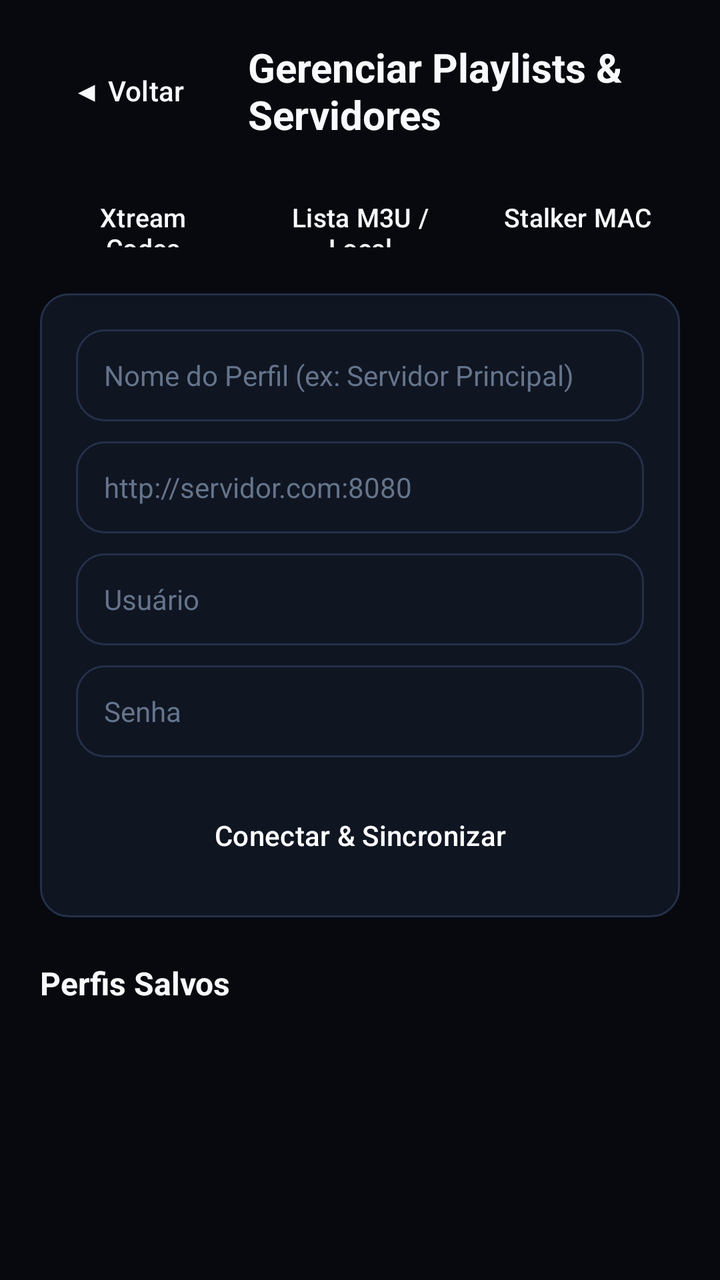
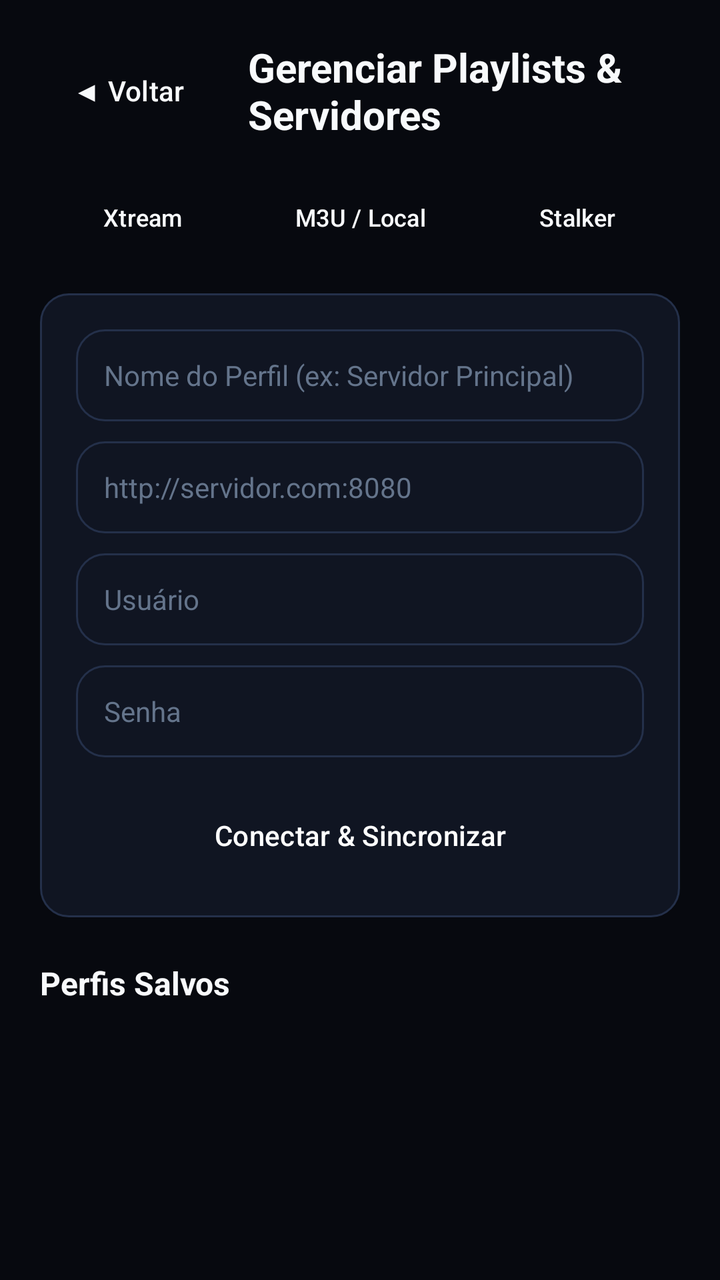

Before-and-after screenshots of an Android layout around one commit, followed by the original layout XML and the change that was made.
<!-- AndroidManifest.xml: application theme Theme.NovaTV -->
<!-- res/layout/activity_playlists.xml -->
<?xml version="1.0" encoding="utf-8"?>
<ScrollView xmlns:android="http://schemas.android.com/apk/res/android"
    android:layout_width="match_parent"
    android:layout_height="match_parent"
    android:background="@color/bg_cinema"
    android:padding="20dp">

    <LinearLayout
        android:layout_width="match_parent"
        android:layout_height="wrap_content"
        android:orientation="vertical">

        
        <LinearLayout
            android:layout_width="match_parent"
            android:layout_height="wrap_content"
            android:gravity="center_vertical"
            android:orientation="horizontal"
            android:paddingBottom="16dp">

            <Button
                android:id="@+id/btn_back"
                style="@style/Widget.Material3.Button.TextButton"
                android:layout_width="wrap_content"
                android:layout_height="40dp"
                android:background="@drawable/selector_cinema_button"
                android:focusable="true"
                android:paddingHorizontal="14dp"
                android:text="◀ Voltar"
                android:textColor="@color/text_primary" />

            <TextView
                android:layout_width="0dp"
                android:layout_height="wrap_content"
                android:layout_marginStart="16dp"
                android:layout_weight="1"
                android:text="Gerenciar Playlists &amp; Servidores"
                android:textColor="@color/text_primary"
                android:textSize="20sp"
                android:textStyle="bold" />
        </LinearLayout>

        
        <LinearLayout
            android:layout_width="match_parent"
            android:layout_height="wrap_content"
            android:layout_marginBottom="16dp"
            android:orientation="horizontal">

            <Button
                android:id="@+id/tab_xtream"
                style="@style/Widget.Material3.Button.TextButton"
                android:layout_width="0dp"
                android:layout_height="44dp"
                android:layout_marginEnd="6dp"
                android:layout_weight="1"
                android:background="@drawable/selector_cinema_button"
                android:focusable="true"
                android:text="Xtream Codes"
                android:textColor="@color/text_primary"
                android:textSize="13sp" />

            <Button
                android:id="@+id/tab_m3u"
                style="@style/Widget.Material3.Button.TextButton"
                android:layout_width="0dp"
                android:layout_height="44dp"
                android:layout_marginEnd="6dp"
                android:layout_weight="1"
                android:background="@drawable/selector_cinema_button"
                android:focusable="true"
                android:text="Lista M3U / Local"
                android:textColor="@color/text_primary"
                android:textSize="13sp" />

            <Button
                android:id="@+id/tab_stalker"
                style="@style/Widget.Material3.Button.TextButton"
                android:layout_width="0dp"
                android:layout_height="44dp"
                android:layout_weight="1"
                android:background="@drawable/selector_cinema_button"
                android:focusable="true"
                android:text="Stalker MAC"
                android:textColor="@color/text_primary"
                android:textSize="13sp" />
        </LinearLayout>

        
        <LinearLayout
            android:layout_width="match_parent"
            android:layout_height="wrap_content"
            android:background="@drawable/selector_cinema_card"
            android:orientation="vertical"
            android:padding="18dp">

            <EditText
                android:id="@+id/et_profile_name"
                android:layout_width="match_parent"
                android:layout_height="46dp"
                android:layout_marginBottom="10dp"
                android:background="@drawable/selector_cinema_card"
                android:focusable="true"
                android:hint="Nome do Perfil (ex: Servidor Principal)"
                android:inputType="text"
                android:maxLines="1"
                android:paddingHorizontal="14dp"
                android:textColor="@color/text_primary"
                android:textColorHint="@color/text_muted"
                android:textSize="14sp" />

            <EditText
                android:id="@+id/et_server_url"
                android:layout_width="match_parent"
                android:layout_height="46dp"
                android:layout_marginBottom="10dp"
                android:background="@drawable/selector_cinema_card"
                android:focusable="true"
                android:hint="http://servidor.com:8080"
                android:inputType="textUri"
                android:maxLines="2"
                android:paddingHorizontal="14dp"
                android:textColor="@color/text_primary"
                android:textColorHint="@color/text_muted"
                android:textSize="14sp" />

            
            <LinearLayout
                android:id="@+id/group_xtream_fields"
                android:layout_width="match_parent"
                android:layout_height="wrap_content"
                android:orientation="vertical">

                <EditText
                    android:id="@+id/et_username"
                    android:layout_width="match_parent"
                    android:layout_height="46dp"
                    android:layout_marginBottom="10dp"
                    android:background="@drawable/selector_cinema_card"
                    android:focusable="true"
                    android:hint="Usuário"
                    android:inputType="text"
                    android:maxLines="1"
                    android:paddingHorizontal="14dp"
                    android:textColor="@color/text_primary"
                    android:textColorHint="@color/text_muted"
                    android:textSize="14sp" />

                <EditText
                    android:id="@+id/et_password"
                    android:layout_width="match_parent"
                    android:layout_height="46dp"
                    android:layout_marginBottom="10dp"
                    android:background="@drawable/selector_cinema_card"
                    android:focusable="true"
                    android:hint="Senha"
                    android:inputType="textPassword"
                    android:maxLines="1"
                    android:paddingHorizontal="14dp"
                    android:textColor="@color/text_primary"
                    android:textColorHint="@color/text_muted"
                    android:textSize="14sp" />
            </LinearLayout>

            
            <EditText
                android:id="@+id/et_epg_url"
                android:layout_width="match_parent"
                android:layout_height="46dp"
                android:layout_marginBottom="10dp"
                android:background="@drawable/selector_cinema_card"
                android:focusable="true"
                android:hint="URL do EPG XMLTV (opcional)"
                android:inputType="textUri"
                android:maxLines="1"
                android:paddingHorizontal="14dp"
                android:textColor="@color/text_primary"
                android:textColorHint="@color/text_muted"
                android:textSize="14sp"
                android:visibility="gone" />

            
            <EditText
                android:id="@+id/et_mac_address"
                android:layout_width="match_parent"
                android:layout_height="46dp"
                android:layout_marginBottom="10dp"
                android:background="@drawable/selector_cinema_card"
                android:focusable="true"
                android:hint="MAC Address (ex: 00:1A:79:XX:XX:XX)"
                android:inputType="text"
                android:maxLines="1"
                android:paddingHorizontal="14dp"
                android:textColor="@color/text_primary"
                android:textColorHint="@color/text_muted"
                android:textSize="14sp"
                android:visibility="gone" />

            <LinearLayout
                android:layout_width="match_parent"
                android:layout_height="wrap_content"
                android:layout_marginTop="6dp"
                android:orientation="horizontal">

                <Button
                    android:id="@+id/btn_connect_save"
                    style="@style/Widget.Material3.Button.TextButton"
                    android:layout_width="0dp"
                    android:layout_height="46dp"
                    android:layout_weight="1"
                    android:background="@drawable/selector_cinema_button"
                    android:focusable="true"
                    android:text="Conectar &amp; Sincronizar"
                    android:textColor="#FFFFFF"
                    android:textSize="14sp" />

                <Button
                    android:id="@+id/btn_pick_local_m3u"
                    style="@style/Widget.Material3.Button.TextButton"
                    android:layout_width="wrap_content"
                    android:layout_height="46dp"
                    android:layout_marginStart="8dp"
                    android:background="@drawable/selector_cinema_button"
                    android:focusable="true"
                    android:paddingHorizontal="16dp"
                    android:text="Arquivo .m3u"
                    android:textColor="@color/accent_cyan"
                    android:textSize="13sp"
                    android:visibility="gone" />
            </LinearLayout>

            <LinearLayout
                android:id="@+id/sync_status_box"
                android:layout_width="match_parent"
                android:layout_height="wrap_content"
                android:layout_marginTop="12dp"
                android:gravity="center_vertical"
                android:orientation="horizontal"
                android:visibility="gone">

                <ProgressBar
                    android:layout_width="20dp"
                    android:layout_height="20dp"
                    android:indeterminateTint="@color/accent_cyan" />

                <TextView
                    android:id="@+id/tv_sync_status"
                    android:layout_width="wrap_content"
                    android:layout_height="wrap_content"
                    android:layout_marginStart="10dp"
                    android:text="Sincronizando catálogo..."
                    android:textColor="@color/accent_cyan"
                    android:textSize="13sp" />
            </LinearLayout>
        </LinearLayout>

        
        <TextView
            android:layout_width="match_parent"
            android:layout_height="wrap_content"
            android:layout_marginTop="22dp"
            android:layout_marginBottom="10dp"
            android:text="Perfis Salvos"
            android:textColor="@color/text_primary"
            android:textSize="16sp"
            android:textStyle="bold" />

        <androidx.recyclerview.widget.RecyclerView
            android:id="@+id/rv_profiles"
            android:layout_width="match_parent"
            android:layout_height="wrap_content"
            android:nestedScrollingEnabled="false" />

    </LinearLayout>
</ScrollView>
<!-- resources referenced by this layout -->
<resources>
  <color name="accent_cyan">#38BDF8</color>
  <color name="bg_cinema">#07090F</color>
  <color name="text_muted">#64748B</color>
  <color name="text_primary">#F8FAFC</color>
  <!-- drawable selector_cinema_button (drawable) -->
  <?xml version="1.0" encoding="utf-8"?>
  <selector xmlns:android="http://schemas.android.com/apk/res/android">
      <item android:state_focused="true">
          <shape android:shape="rectangle">
              <solid android:color="#2563EB" />
              <stroke android:width="2dp" android:color="#38BDF8" />
              <corners android:radius="12dp" />
          </shape>
      </item>
      <item android:state_selected="true">
          <shape android:shape="rectangle">
              <solid android:color="#1D4ED8" />
              <corners android:radius="12dp" />
          </shape>
      </item>
      <item android:state_pressed="true">
          <shape android:shape="rectangle">
              <solid android:color="#1E40AF" />
              <corners android:radius="12dp" />
          </shape>
      </item>
      <item>
          <shape android:shape="rectangle">
              <solid android:color="#182033" />
              <stroke android:width="1dp" android:color="#24304A" />
              <corners android:radius="12dp" />
          </shape>
      </item>
  </selector>
  <!-- drawable selector_cinema_card (drawable) -->
  <?xml version="1.0" encoding="utf-8"?>
  <selector xmlns:android="http://schemas.android.com/apk/res/android">
      <item android:state_focused="true">
          <shape android:shape="rectangle">
              <solid android:color="#1E293B" />
              <stroke android:width="3dp" android:color="#38BDF8" />
              <corners android:radius="14dp" />
          </shape>
      </item>
      <item android:state_pressed="true">
          <shape android:shape="rectangle">
              <solid android:color="#23304A" />
              <stroke android:width="2dp" android:color="#3B82F6" />
              <corners android:radius="14dp" />
          </shape>
      </item>
      <item>
          <shape android:shape="rectangle">
              <solid android:color="#101522" />
              <stroke android:width="1dp" android:color="#24304A" />
              <corners android:radius="14dp" />
          </shape>
      </item>
  </selector>
  <style name="Theme.NovaTV" parent="Theme.Material3.Dark.NoActionBar">
          <item name="colorPrimary">@color/accent_primary</item>
          <item name="colorSecondary">@color/accent_cyan</item>
          <item name="android:windowBackground">@color/bg_cinema</item>
          <item name="android:statusBarColor">@color/bg_cinema</item>
          <item name="android:navigationBarColor">@color/bg_cinema</item>
      </style>
  <color name="accent_primary">#3B82F6</color>
</resources>

<!-- the commit's change to res/layout/activity_playlists.xml (unified diff, before → after) -->
@@ -3,6 +3,7 @@
     android:layout_width="match_parent"
     android:layout_height="match_parent"
     android:background="@color/bg_cinema"
+    android:fitsSystemWindows="true"
     android:padding="20dp">
 
     <LinearLayout
@@ -51,39 +52,45 @@
                 android:id="@+id/tab_xtream"
                 style="@style/Widget.Material3.Button.TextButton"
                 android:layout_width="0dp"
-                android:layout_height="44dp"
+                android:layout_height="wrap_content"
                 android:layout_marginEnd="6dp"
                 android:layout_weight="1"
                 android:background="@drawable/selector_cinema_button"
                 android:focusable="true"
-                android:text="Xtream Codes"
-                android:textColor="@color/text_primary"
-                android:textSize="13sp" />
+                android:maxLines="1"
+                android:minHeight="44dp"
+                android:text="Xtream"
+                android:textColor="@color/text_primary"
+                android:textSize="12sp" />
 
             <Button
                 android:id="@+id/tab_m3u"
                 style="@style/Widget.Material3.Button.TextButton"
                 android:layout_width="0dp"
-                android:layout_height="44dp"
+                android:layout_height="wrap_content"
                 android:layout_marginEnd="6dp"
                 android:layout_weight="1"
                 android:background="@drawable/selector_cinema_button"
                 android:focusable="true"
-                android:text="Lista M3U / Local"
-                android:textColor="@color/text_primary"
-                android:textSize="13sp" />
+                android:maxLines="1"
+                android:minHeight="44dp"
+                android:text="M3U / Local"
+                android:textColor="@color/text_primary"
+                android:textSize="12sp" />
 
             <Button
                 android:id="@+id/tab_stalker"
                 style="@style/Widget.Material3.Button.TextButton"
                 android:layout_width="0dp"
-                android:layout_height="44dp"
-                android:layout_weight="1"
-                android:background="@drawable/selector_cinema_button"
-                android:focusable="true"
-                android:text="Stalker MAC"
-                android:textColor="@color/text_primary"
-                android:textSize="13sp" />
+                android:layout_height="wrap_content"
+                android:layout_weight="1"
+                android:background="@drawable/selector_cinema_button"
+                android:focusable="true"
+                android:maxLines="1"
+                android:minHeight="44dp"
+                android:text="Stalker"
+                android:textColor="@color/text_primary"
+                android:textSize="12sp" />
         </LinearLayout>
 
         
